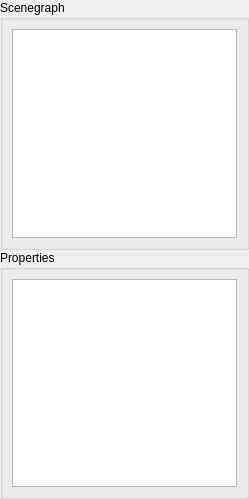
Old version of the form tools/worldeditor/ui/SceneWindow.ui in the repository AeonGames/AeonEngine.
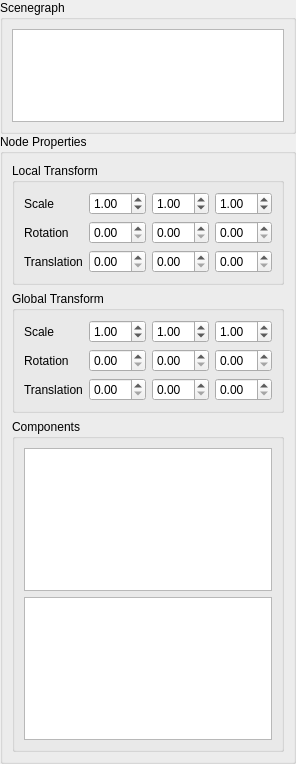
New version of the form. Icons and pictures are not drawn.

Commit message:
Removing Node inheritance and Node properties [EPIC].
This is an EPIC refactoring commit.

Moved Nodes plugin to Component plugin and
removed the MeshNode class files.

Controls for node transforms have been added to the World Editor.
The tree view for properties has been moved to the component group box,
and will now show the fields in the protobuf message for selected
components.
NodeModel has been heavily downgraded and now just shows a list of
components.

Also changed the pre-commit hook so it is no longer necesary to
manually run the format-code target.

Patch:
```diff
--- a/tools/worldeditor/ui/SceneWindow.ui
+++ b/tools/worldeditor/ui/SceneWindow.ui
@@ -6,8 +6,8 @@
    <rect>
     <x>0</x>
     <y>0</y>
-    <width>249</width>
-    <height>499</height>
+    <width>270</width>
+    <height>764</height>
    </rect>
   </property>
   <property name="windowTitle">
@@ -106,20 +106,177 @@
        <item>
         <widget class="QGroupBox" name="propertyGroupBox">
          <property name="title">
-          <string>Properties</string>
+          <string>Node Properties</string>
          </property>
-         <layout class="QVBoxLayout" name="verticalLayout_3">
+         <layout class="QVBoxLayout" name="nodePropertiesLayout">
           <item>
-           <widget class="QTreeView" name="propertiesTreeView">
-            <property name="alternatingRowColors">
-             <bool>true</bool>
+           <widget class="QGroupBox" name="localTransformGroupBox">
+            <property name="title">
+             <string>Local Transform</string>
             </property>
-            <property name="indentation">
-             <number>10</number>
+            <layout class="QGridLayout" name="localGridLayout">
+             <item row="0" column="2">
+              <widget class="QDoubleSpinBox" name="localScaleY">
+               <property name="value">
+                <double>1.000000000000000</double>
+               </property>
+              </widget>
+             </item>
+             <item row="1" column="0">
+              <widget class="QLabel" name="localRotationLabel">
+               <property name="text">
+                <string>Rotation</string>
+               </property>
+              </widget>
+             </item>
+             <item row="0" column="3">
+              <widget class="QDoubleSpinBox" name="localScaleZ">
+               <property name="value">
+                <double>1.000000000000000</double>
+               </property>
+              </widget>
+             </item>
+             <item row="1" column="3">
+              <widget class="QDoubleSpinBox" name="localRotationYaw"/>
+             </item>
+             <item row="1" column="2">
+              <widget class="QDoubleSpinBox" name="localRotationRoll"/>
+             </item>
+             <item row="1" column="1">
+              <widget class="QDoubleSpinBox" name="localRotationPitch"/>
+             </item>
+             <item row="0" column="0">
+              <widget class="QLabel" name="localScaleLabel">
+               <property name="text">
+                <string>Scale</string>
+               </property>
+              </widget>
+             </item>
+             <item row="0" column="1">
+              <widget class="QDoubleSpinBox" name="localScaleX">
+               <property name="value">
+                <double>1.000000000000000</double>
+               </property>
+              </widget>
+             </item>
+             <item row="2" column="0">
+              <widget class="QLabel" name="localTranslationLabel">
+               <property name="text">
+                <string>Translation</string>
+               </property>
+              </widget>
+             </item>
+             <item row="2" column="1">
+              <widget class="QDoubleSpinBox" name="localTranslationX"/>
+             </item>
+             <item row="2" column="2">
+              <widget class="QDoubleSpinBox" name="localTranslationY"/>
+             </item>
+             <item row="2" column="3">
+              <widget class="QDoubleSpinBox" name="localTranslationZ"/>
+             </item>
+            </layout>
+           </widget>
+          </item>
+          <item>
+           <widget class="QGroupBox" name="globalTransformGroupBox">
+            <property name="title">
+             <string>Global Transform</string>
             </property>
-            <property name="allColumnsShowFocus">
-             <bool>true</bool>
+            <layout class="QGridLayout" name="globalGridLayout">
+             <item row="0" column="2">
+              <widget class="QDoubleSpinBox" name="globalScaleY">
+               <property name="value">
+                <double>1.000000000000000</double>
+               </property>
+              </widget>
+             </item>
+             <item row="1" column="0">
+              <widget class="QLabel" name="globalRotationLabel">
+               <property name="text">
+                <string>Rotation</string>
+               </property>
+              </widget>
+             </item>
+             <item row="0" column="3">
+              <widget class="QDoubleSpinBox" name="globalScaleZ">
+               <property name="value">
+                <double>1.000000000000000</double>
+               </property>
+              </widget>
+             </item>
+             <item row="1" column="3">
+              <widget class="QDoubleSpinBox" name="globalRotationYaw"/>
+             </item>
+             <item row="1" column="2">
+              <widget class="QDoubleSpinBox" name="globalRotationRoll"/>
+             </item>
+             <item row="1" column="1">
+              <widget class="QDoubleSpinBox" name="globalRotationPitch"/>
+             </item>
+             <item row="0" column="0">
+              <widget class="QLabel" name="globalScaleLabel">
+               <property name="text">
+                <string>Scale</string>
+               </property>
+              </widget>
+             </item>
+             <item row="0" column="1">
+              <widget class="QDoubleSpinBox" name="globalScaleX">
+               <property name="value">
+                <double>1.000000000000000</double>
+               </property>
+              </widget>
+             </item>
+             <item row="2" column="0">
+              <widget class="QLabel" name="globalTranslationLabel">
+               <property name="text">
+                <string>Translation</string>
+               </property>
+              </widget>
+             </item>
+             <item row="2" column="1">
+              <widget class="QDoubleSpinBox" name="globalTranslationX"/>
+             </item>
+             <item row="2" column="2">
+              <widget class="QDoubleSpinBox" name="globalTranslationY"/>
+             </item>
+             <item row="2" column="3">
+              <widget class="QDoubleSpinBox" name="globalTranslationZ"/>
+             </item>
+            </layout>
+           </widget>
+          </item>
+          <item>
+           <widget class="QGroupBox" name="componentGroupBox">
+            <property name="title">
+             <string>Components</string>
             </property>
+            <layout class="QVBoxLayout" name="verticalLayout_3">
+             <item>
+              <widget class="QListView" name="nodeListView">
+               <property name="contextMenuPolicy">
+                <enum>Qt::CustomContextMenu</enum>
+               </property>
+              </widget>
+             </item>
+             <item>
+              <widget class="QTreeView" name="componentTreeView">
+               <property name="contextMenuPolicy">
+                <enum>Qt::CustomContextMenu</enum>
+               </property>
+               <property name="alternatingRowColors">
+                <bool>true</bool>
+               </property>
+               <property name="indentation">
+                <number>10</number>
+               </property>
+               <property name="allColumnsShowFocus">
+                <bool>true</bool>
+               </property>
+              </widget>
+             </item>
+            </layout>
            </widget>
           </item>
          </layout>
```
Left out of the diff: 407 changed lines with no effect on the pictures. The commit also changes 29 other files.
